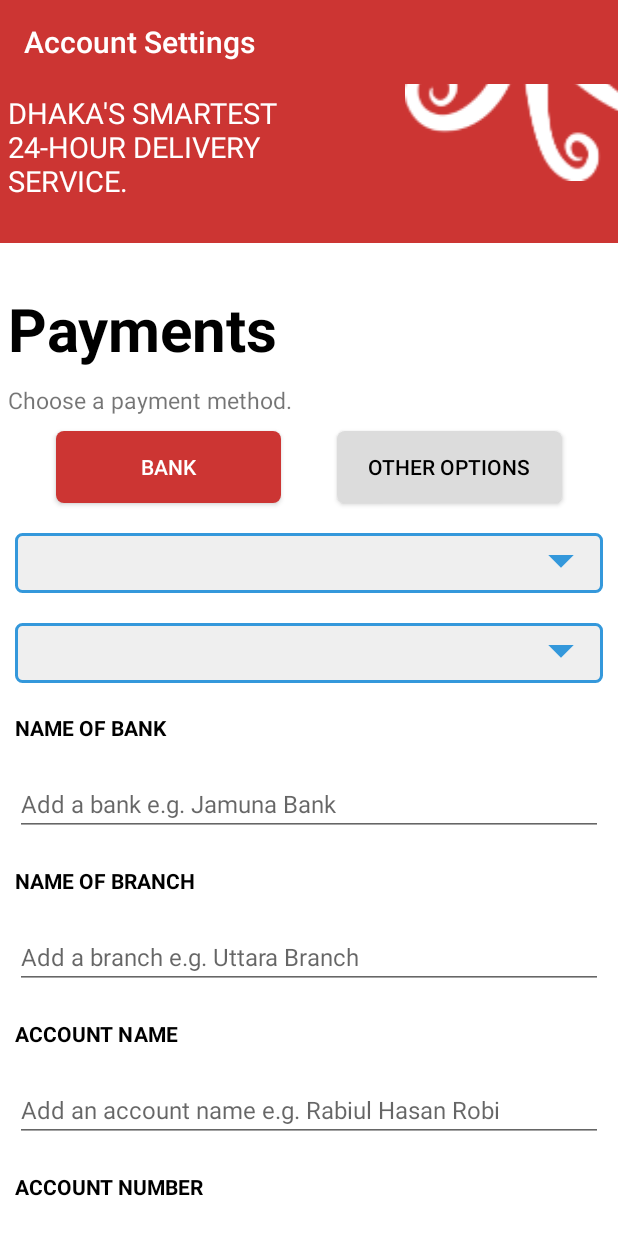
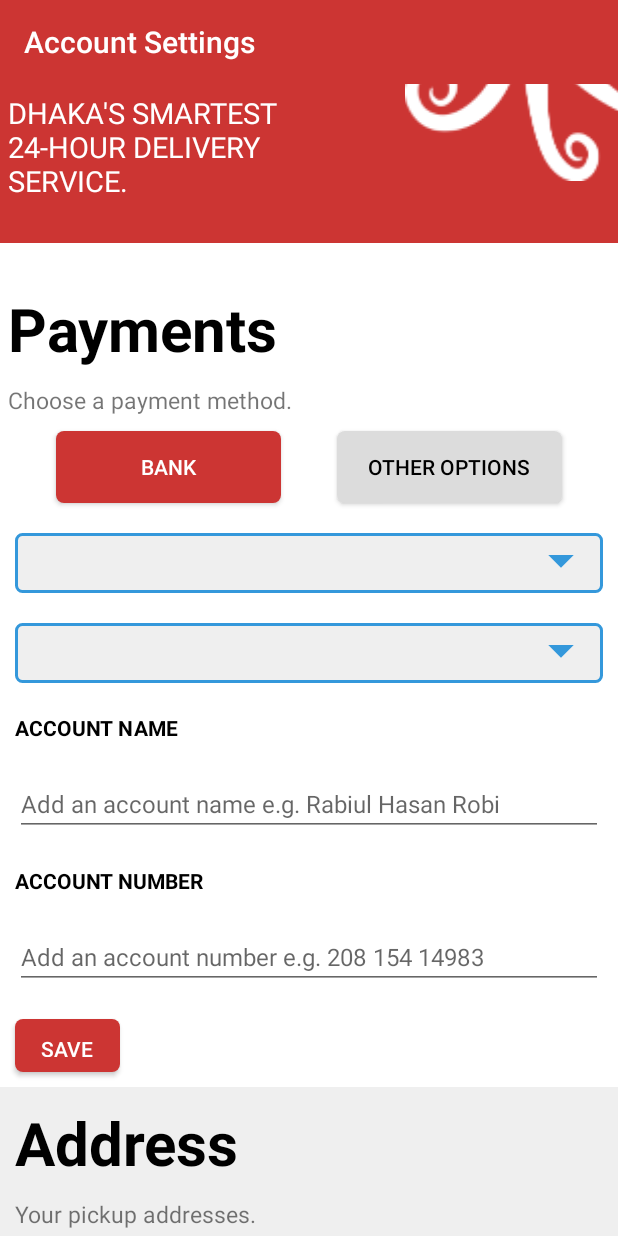
Before and after one commit to teamdheo/DheoDeliveryMerchantsApp, an Android app: the SettingsActivity screen opened directly, with no data from a screen before it, scrolled down 537 dp, on a phone screen of 412 x 824 dp. Run offline under Robolectric (Android 15) with nearby library versions, the phone set to English and light mode, and no system bars; our stand-ins replace CircleImageView, Picasso; libraries missing offline, so code that uses them is left out: es.dmoral.toasty; plain views replace SearchableSpinner; pictures from the network do not load; Roboto replaces fonts that are not available here; 8 statements that could not run were skipped.

Commit message:
issue fixing

```diff
--- a/app/src/main/java/com/dheo/dheodeliverymerchantapp/SettingsActivity.java
+++ b/app/src/main/java/com/dheo/dheodeliverymerchantapp/SettingsActivity.java
@@ -69,7 +69,7 @@ public class SettingsActivity extends AppCompatActivity {
     private String currentImagePath, national_id;
     ArrayList<String> bank_name;
     ArrayList<String> branches_name;
-    private TextView setting_name, go_back, valid_from, nagad_hint, bkash_hint, verify_submit_date, phone_call, facebook, my_delivery, dashboard_billing, settings, user_manual, log_out, dhep_delivery, the_user_manual, meet_the_team, privacy_policy, image_upload, show_upload_image, reset_pass;
+    private TextView setting_name, go_back, valid_from, nagad_hint, bkash_hint, verify_submit_date, phone_call, facebook, my_delivery, dashboard_billing, settings, user_manual, log_out, dhep_delivery, the_user_manual, meet_the_team, privacy_policy, image_upload, show_upload_image, reset_pass,bank_name_textview,branch_name_textview;
     private EditText bkash_or_nagad, edit_branch_name, edit_bank_name, edit_account_name, edit_account_num, edit_nagad_num, add_new_add, add_new_phone, edit_web_link, change_account_phone;
     ImageView setting_dp;
     private int client_id;
@@ -111,6 +111,8 @@ public class SettingsActivity extends AppCompatActivity {
         edit_account_num = findViewById(R.id.edit_account_number);
         bkash_or_nagad = findViewById(R.id.edit_bkash_num);
         edit_nagad_num = findViewById(R.id.edit_nagad_num);
+        branch_name_textview = findViewById(R.id.branch_name_textview);
+        bank_name_textview = findViewById(R.id.bank_name_textview);
 
         nagad_hint = findViewById(R.id.nagd_hint);
         bkash_hint = findViewById(R.id.bkash_hint);
@@ -177,6 +179,10 @@ public class SettingsActivity extends AppCompatActivity {
         bank.setTextColor(Color.rgb(255, 255, 255));
         other_option.setBackground(ContextCompat.getDrawable(getApplicationContext(), R.drawable.defult_button));
         other_option.setTextColor(Color.rgb(0, 0, 0));
+        edit_bank_name.setVisibility(View.GONE);
+        edit_branch_name.setVisibility(View.GONE);
+        bank_name_textview.setVisibility(View.GONE);
+        branch_name_textview.setVisibility(View.GONE);
 //        edit_bank_name.setVisibility(View.GONE);
 //        edit_branch_name.setVisibility(View.GONE);
         bkash_option.setVisibility(View.GONE);
@@ -270,8 +276,10 @@ public class SettingsActivity extends AppCompatActivity {
                 other_option_layout.setVisibility(View.GONE);
                 bank_layout.setVisibility(View.VISIBLE);
                 bkash_option.setVisibility(View.GONE);
-//                edit_bank_name.setVisibility(View.GONE);
-//                edit_branch_name.setVisibility(View.GONE);
+                edit_bank_name.setVisibility(View.GONE);
+                edit_branch_name.setVisibility(View.GONE);
+                bank_name_textview.setVisibility(View.GONE);
+                branch_name_textview.setVisibility(View.GONE);
                 mode = "bank";
                 other_option.setTextColor(Color.rgb(0, 0, 0));
                 //nagad_option.setVisibility(View.GONE);
@@ -336,7 +344,7 @@ public class SettingsActivity extends AppCompatActivity {
                             if (s.getM().getPrefersCash()) {
                                 other_option_layout.setVisibility(View.VISIBLE);
                                 bank_layout.setVisibility(View.GONE);
-                                //mode = "cash";
+                                mode = "cash";
                                 other_option.setBackground(ContextCompat.getDrawable(getApplicationContext(), R.drawable.rounded_signup));
                                 other_option.setTextColor(Color.rgb(255, 255, 255));
                                 bank.setBackground(ContextCompat.getDrawable(getApplicationContext(), R.drawable.defult_button));
@@ -353,7 +361,7 @@ public class SettingsActivity extends AppCompatActivity {
                             if (s.getM().getPrefersBkash()) {
                                 other_option_layout.setVisibility(View.VISIBLE);
                                 bank_layout.setVisibility(View.GONE);
-                                //mode = "bkash";
+                                mode = "bkash";
                                 nagad_hint.setVisibility(View.GONE);
                                 bkash_hint.setVisibility(View.VISIBLE);
                                 other_option.setBackground(ContextCompat.getDrawable(getApplicationContext(), R.drawable.rounded_signup));
@@ -381,7 +389,7 @@ public class SettingsActivity extends AppCompatActivity {
                                 other_option.setTextColor(Color.rgb(255, 255, 255));
                                 bank.setBackground(ContextCompat.getDrawable(getApplicationContext(), R.drawable.defult_button));
                                 bank.setTextColor(Color.rgb(0, 0, 0));
-                                //mode = "nagad";
+                                mode = "nagad";
 
                                 bkash_option.setVisibility(View.VISIBLE);
                                 edit_nagad_num.setVisibility(View.VISIBLE);
@@ -401,9 +409,11 @@ public class SettingsActivity extends AppCompatActivity {
                                 other_option_layout.setVisibility(View.GONE);
                                 bank_layout.setVisibility(View.VISIBLE);
                                 bkash_option.setVisibility(View.GONE);
-//                                edit_bank_name.setVisibility(View.VISIBLE);
-//                                edit_branch_name.setVisibility(View.VISIBLE);
-                                //mode = "bank";
+                                edit_bank_name.setVisibility(View.VISIBLE);
+                                edit_branch_name.setVisibility(View.VISIBLE);
+                                bank_name_textview.setVisibility(View.VISIBLE);
+                                branch_name_textview.setVisibility(View.VISIBLE);
+                                mode = "bank";
                                 bank.setBackground(ContextCompat.getDrawable(getApplicationContext(), R.drawable.rounded_signup));
                                 bank.setTextColor(Color.rgb(255, 255, 255));
                                 other_option.setBackground(ContextCompat.getDrawable(getApplicationContext(), R.drawable.defult_button));
@@ -413,6 +423,7 @@ public class SettingsActivity extends AppCompatActivity {
                                 edit_account_num.setText(s.getM().getAccountNumber());
                             }
                         } catch (NullPointerException e) {
+
                         }
                     }
                 } catch (NullPointerException e) {
--- a/app/src/main/res/layout/activity_settings.xml
+++ b/app/src/main/res/layout/activity_settings.xml
@@ -269,6 +269,7 @@
             <TextView
                 android:layout_width="wrap_content"
                 android:layout_height="wrap_content"
+                android:id="@+id/bank_name_textview"
                 android:layout_margin="10dp"
                 android:text="NAME OF BANK"
                 android:textColor="#000000"
@@ -286,6 +287,7 @@
             <TextView
                 android:layout_width="wrap_content"
                 android:layout_height="wrap_content"
+                android:id="@+id/branch_name_textview"
                 android:layout_margin="10dp"
                 android:text="NAME OF BRANCH"
                 android:textColor="#000000"
```
